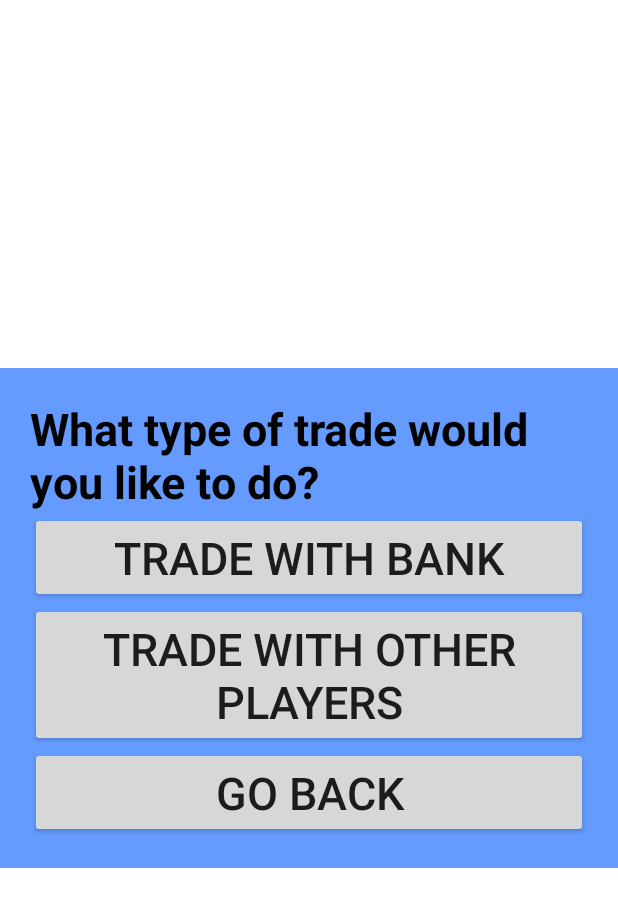
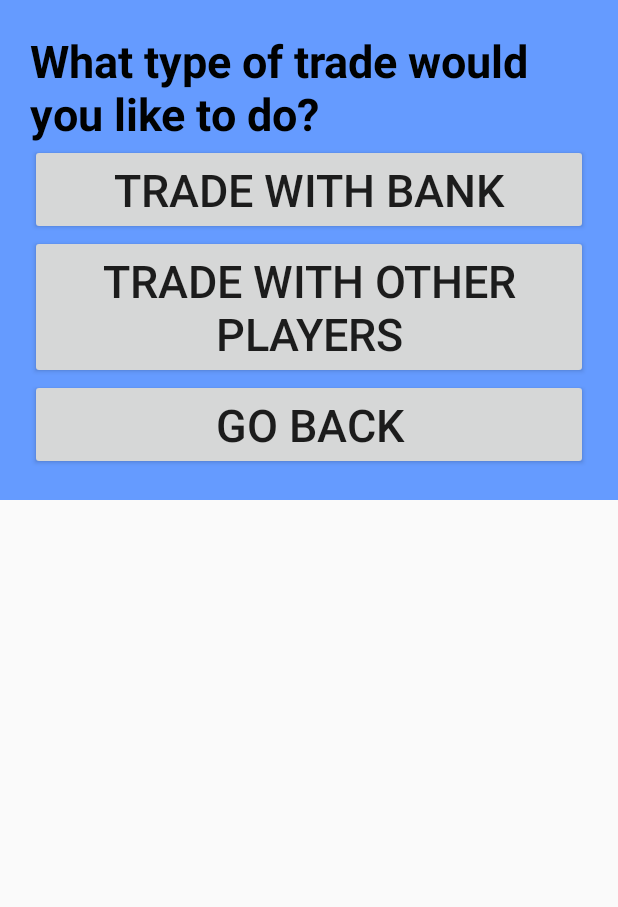
Before and after one commit to schneidm17/Catan, an Android app: the layout activity_trade_popup.xml on its own in the app's theme, with its tools: preview values and no code run, on a phone screen of 412 x 824 dp. Shown: the top 907 px of the screen. Run offline under Robolectric (Android 15) with nearby library versions, the light colour scheme and no system bars.

Commit message:
Popup is actually a popup now and works.

```diff
--- a/app/src/main/AndroidManifest.xml
+++ b/app/src/main/AndroidManifest.xml
@@ -22,10 +22,6 @@
             android:label="@string/title_activity_trading"
             android:screenOrientation="landscape" >
         </activity>
-        <activity
-            android:name=".TradePopup"
-            android:label="@string/title_activity_trade_popup" >
-        </activity>
     </application>
 
 </manifest>
--- a/app/src/main/res/layout/activity_trade_popup.xml
+++ b/app/src/main/res/layout/activity_trade_popup.xml
@@ -1,15 +1,12 @@
 <RelativeLayout xmlns:android="http://schemas.android.com/apk/res/android"
-    android:layout_width="fill_parent"
-    android:layout_height="fill_parent"
-    android:orientation="vertical"
-    android:background="@android:color/background_light">
+    android:layout_width="wrap_content"
+    android:layout_height="wrap_content"
+    android:orientation="vertical">
     <LinearLayout
         android:layout_width="wrap_content"
         android:layout_height="wrap_content"
         android:orientation="vertical"
-        android:background="#659bff"
-        android:layout_centerVertical="true"
-        android:layout_centerHorizontal="true">
+        android:background="#659bff">
         >
         <LinearLayout
             android:layout_width="wrap_content"
--- a/app/src/main/res/menu/menu_trade_popup.xml
+++ /dev/null
@@ -1,6 +0,0 @@
-<menu xmlns:android="http://schemas.android.com/apk/res/android"
-    xmlns:app="http://schemas.android.com/apk/res-auto"
-    xmlns:tools="http://schemas.android.com/tools" tools:context="edu.up.cs301.catan.TradePopup">
-    <item android:id="@+id/action_settings" android:title="@string/action_settings"
-        android:orderInCategory="100" app:showAsAction="never" />
-</menu>
```
Also changed, not shown: app/src/main/java/edu/up/cs301/catan/MainActivity.java (+45 -4 lines), app/src/main/java/edu/up/cs301/catan/TradePopup.java (deleted, +0 -58 lines).
